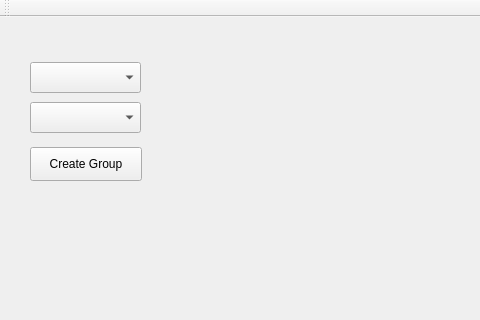
vu035/StudyGroupApp, file StudyGroupFormer/AppWindow.ui: the form before one commit; both pictures show x 0 to 480 and y 0 to 320 of the 800 by 600 pixel window.
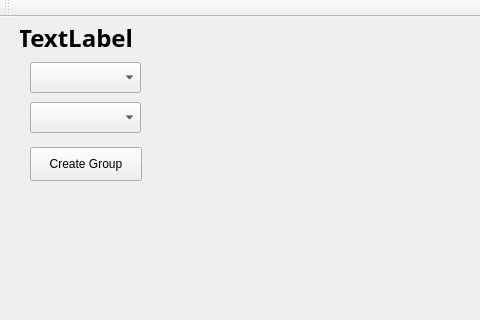
The form after the commit.

Commit message: add user class, display name in mainwindow

The edit to the form file:
```diff
--- a/StudyGroupFormer/AppWindow.ui
+++ b/StudyGroupFormer/AppWindow.ui
@@ -47,6 +47,30 @@
      <string>Create Group</string>
     </property>
    </widget>
+   <widget class="QLabel" name="usernameLabel">
+    <property name="geometry">
+     <rect>
+      <x>20</x>
+      <y>0</y>
+      <width>111</width>
+      <height>41</height>
+     </rect>
+    </property>
+    <property name="font">
+     <font>
+      <family>Bodoni 72 Oldstyle</family>
+      <pointsize>18</pointsize>
+      <weight>75</weight>
+      <bold>true</bold>
+     </font>
+    </property>
+    <property name="text">
+     <string>TextLabel</string>
+    </property>
+    <property name="alignment">
+     <set>Qt::AlignCenter</set>
+    </property>
+   </widget>
   </widget>
   <widget class="QMenuBar" name="menuBar">
    <property name="geometry">
```
Left out of the diff: 2 changed lines with no effect on the pictures. The commit also changes 9 other files.
